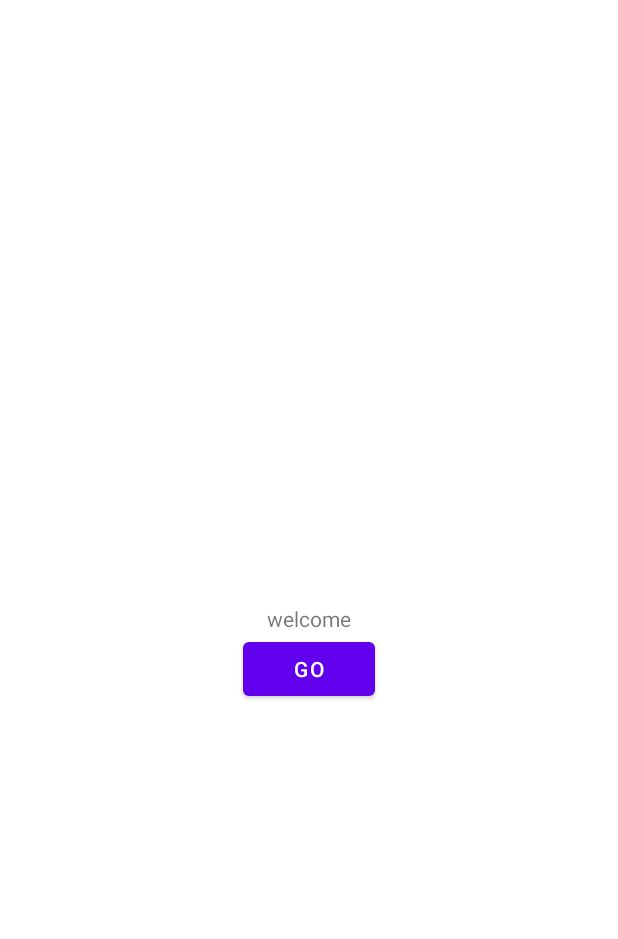
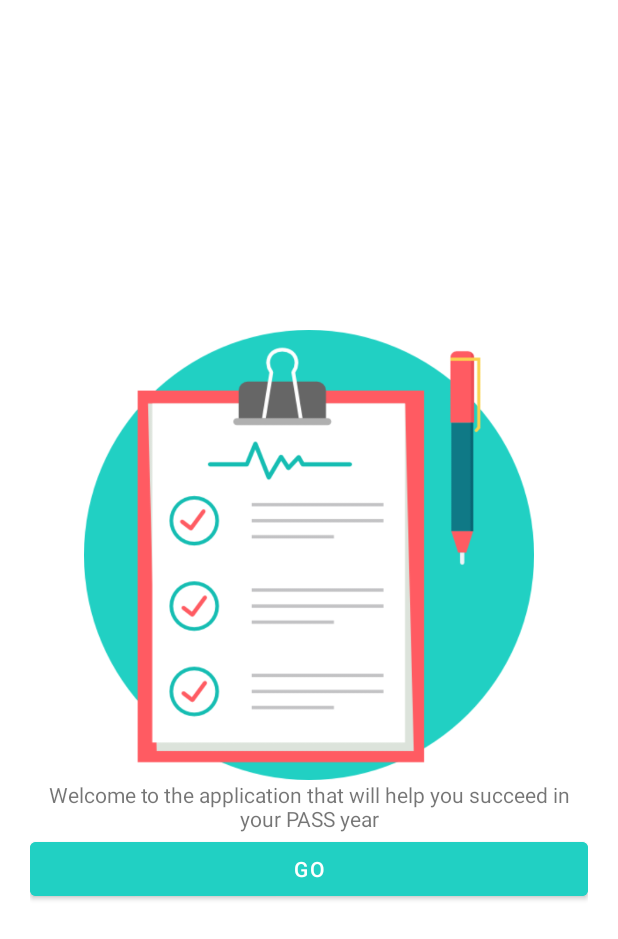
Before and after one commit to singard/QCM-pass, an Android app: the screen it shows after launch (MainActivity), on a phone screen of 412 x 824 dp. Shown: the top 939 px of the screen. Run offline under Robolectric (Android 15) with nearby library versions, the phone set to English and light mode, and no system bars.

Commit message:
design app change color

```diff
--- a/app/src/main/java/com/ynov/qcm_pass/model/Category.kt
+++ b/app/src/main/java/com/ynov/qcm_pass/model/Category.kt
@@ -4,8 +4,6 @@ enum class Category {
     CAT1,
     CAT2,
     CAT3;
-
-
 
     companion object {
         fun list(): List<Category> {
--- a/app/src/main/java/com/ynov/qcm_pass/view/MainActivity.kt
+++ b/app/src/main/java/com/ynov/qcm_pass/view/MainActivity.kt
@@ -7,9 +7,6 @@ import android.widget.Button
 import com.ynov.qcm_pass.R
 
 class MainActivity : AppCompatActivity() {
-
-
-
 
     override fun onCreate(savedInstanceState: Bundle?) {
         super.onCreate(savedInstanceState)
--- a/app/src/main/res/layout/activity_home.xml
+++ b/app/src/main/res/layout/activity_home.xml
@@ -9,6 +9,8 @@
         android:id="@+id/tab_layout_main"
         android:layout_width="match_parent"
         android:layout_height="wrap_content"
+        app:tabTextColor="#21d0c3"
+        app:tabIndicatorColor="#21d0c3"
         tools:ignore="MissingConstraints"/>
 
     <androidx.viewpager.widget.ViewPager
--- a/app/src/main/res/layout/activity_main.xml
+++ b/app/src/main/res/layout/activity_main.xml
@@ -1,30 +1,33 @@
 <?xml version="1.0" encoding="utf-8"?>
-<androidx.constraintlayout.widget.ConstraintLayout xmlns:android="http://schemas.android.com/apk/res/android"
+<LinearLayout xmlns:android="http://schemas.android.com/apk/res/android"
     xmlns:app="http://schemas.android.com/apk/res-auto"
     xmlns:tools="http://schemas.android.com/tools"
     android:layout_width="match_parent"
     android:layout_height="match_parent"
+    android:orientation="vertical"
+    android:gravity="center"
+    android:layout_margin="20dp"
     tools:context=".view.MainActivity">
 
+    <ImageView
+        android:layout_width="300dp"
+        android:layout_height="300dp"
+        android:contentDescription="Logo"
+        android:src="@drawable/icon"/>
 
     <TextView
         android:id="@+id/textViewMainTitle"
-        android:layout_width="wrap_content"
+        android:layout_width="match_parent"
         android:layout_height="wrap_content"
-        android:text="@string/main_title"
-        app:layout_constraintBottom_toBottomOf="parent"
-        app:layout_constraintEnd_toEndOf="parent"
-        app:layout_constraintStart_toStartOf="parent"
-        app:layout_constraintTop_toTopOf="parent" />
+        android:gravity="center"
+        android:text="@string/main_title"/>
 
     <Button
         android:id="@+id/buttonMain"
-        android:layout_width="wrap_content"
+        android:layout_width="match_parent"
         android:layout_height="wrap_content"
-        android:text="@string/main_button"
-        app:layout_constraintEnd_toEndOf="parent"
-        app:layout_constraintStart_toStartOf="parent"
-        app:layout_constraintTop_toBottomOf="@+id/textViewMainTitle" />
+        android:backgroundTint="#21d0c3"
+        android:text="@string/main_button" />
 
 
-</androidx.constraintlayout.widget.ConstraintLayout>
+</LinearLayout>
--- a/app/src/main/res/layout/card_category.xml
+++ b/app/src/main/res/layout/card_category.xml
@@ -18,6 +18,7 @@
     <androidx.constraintlayout.widget.ConstraintLayout
         android:id="@+id/constraintLayout"
         android:layout_width="match_parent"
+        android:backgroundTint="#21d0c3"
         android:layout_height="match_parent"
         android:background="?attr/colorPrimary">
 
--- a/app/src/main/res/values/strings.xml
+++ b/app/src/main/res/values/strings.xml
@@ -9,6 +9,6 @@
 
     <string name="hello_first_fragment">Hello first fragment</string>
     <string name="hello_second_fragment">Hello second fragment. Arg: %1$s</string>
-    <string name="main_title">welcome</string>
-    <string name="main_button">go</string>
+    <string name="main_title">Welcome to the application that will help you succeed in your PASS year</string>
+    <string name="main_button">Go</string>
 </resources>
```
Also changed, not shown: app/src/main/res/drawable/icon.png (added), 1 other file.
